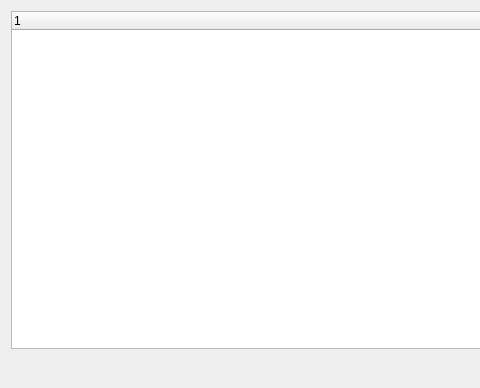
The window that u7/DialogConnectionsEditor.ui (whiteman-kr/u7set) describes before a commit, drawn with Qt 5; both pictures show x 0 to 480 and y 0 to 388 of the 875 by 388 pixel window.
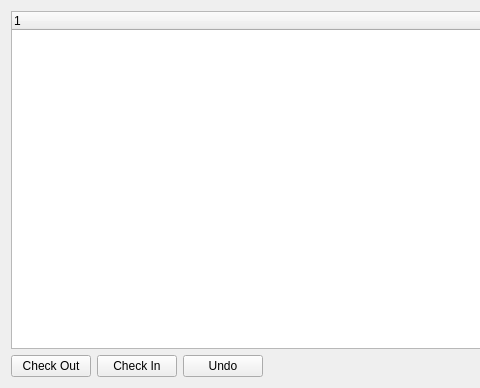
The same window after the commit.

Commit message: RPCT-571, u7: Connections editor has CheckIn, CheckOut and Undo buttons

The edit to the form file:
```diff
--- a/u7/DialogConnectionsEditor.ui
+++ b/u7/DialogConnectionsEditor.ui
@@ -72,6 +72,27 @@
      </item>
      <item>
       <layout class="QHBoxLayout" name="horizontalLayout_2">
+       <item>
+        <widget class="QPushButton" name="m_checkOut">
+         <property name="text">
+          <string>Check Out</string>
+         </property>
+        </widget>
+       </item>
+       <item>
+        <widget class="QPushButton" name="m_checkIn">
+         <property name="text">
+          <string>Check In</string>
+         </property>
+        </widget>
+       </item>
+       <item>
+        <widget class="QPushButton" name="m_Undo">
+         <property name="text">
+          <string>Undo</string>
+         </property>
+        </widget>
+       </item>
        <item>
         <spacer name="horizontalSpacer">
          <property name="orientation">
```
The commit also changes 6 other files.
